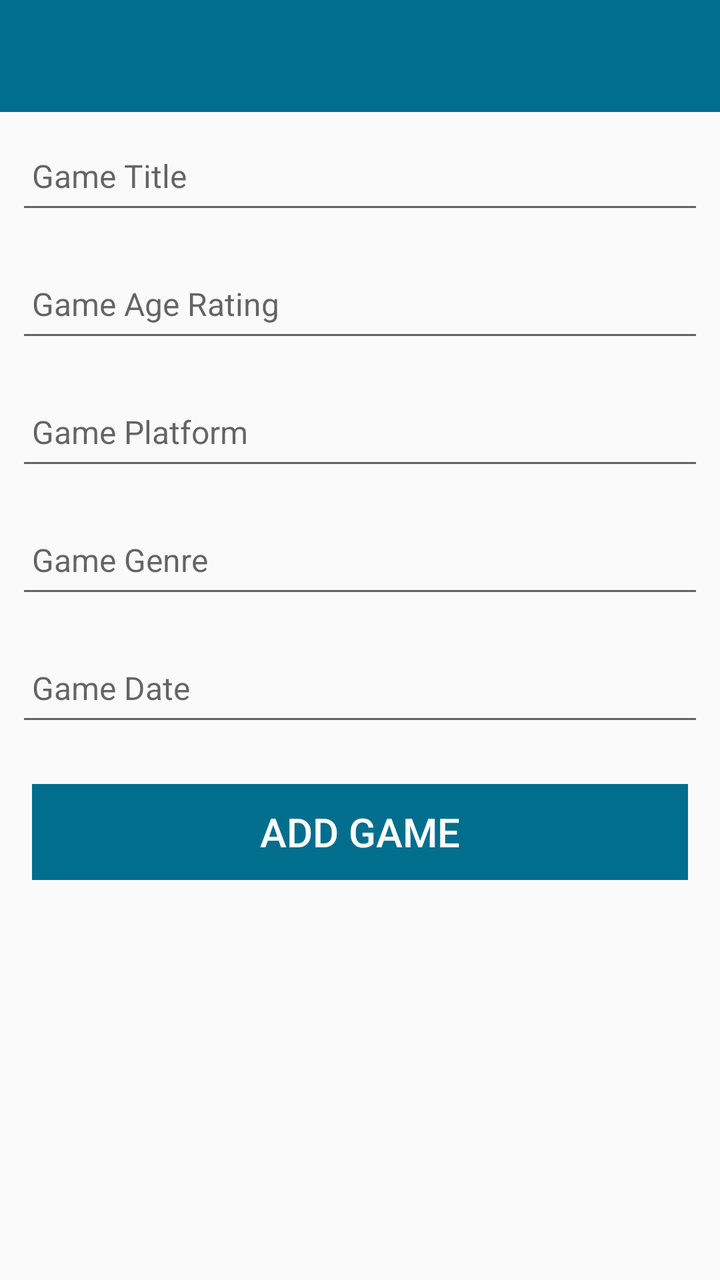
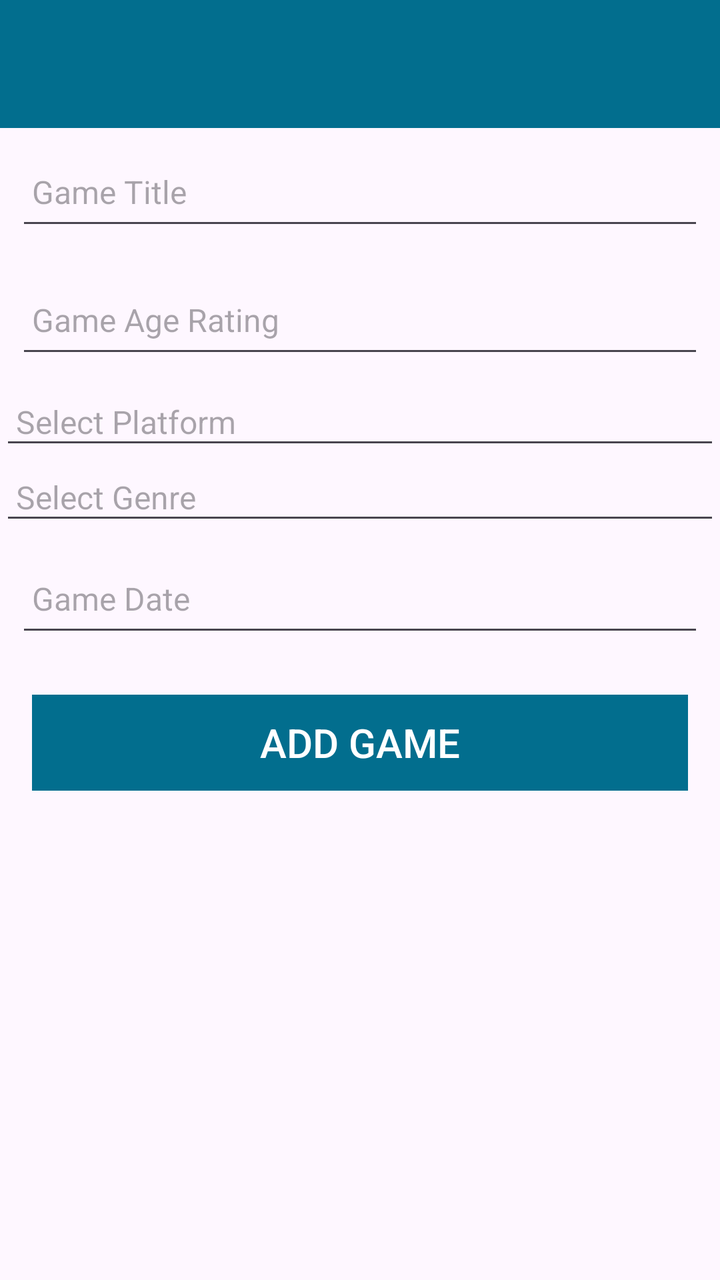

Screens rendered from an Android XML layout before and after an edit, with the pre-edit source and the edit as a unified diff.
<!-- AndroidManifest.xml: application theme Theme.AppCompat.DayNight -->
<!-- res/layout/activity_game.xml -->
<?xml version="1.0" encoding="utf-8"?>
<androidx.constraintlayout.widget.ConstraintLayout
    xmlns:android="http://schemas.android.com/apk/res/android"
    xmlns:app="http://schemas.android.com/apk/res-auto"
    xmlns:tools="http://schemas.android.com/tools"
    android:layout_width="match_parent"
    android:layout_height="match_parent"
    tools:context=".activities.GameActivity">

    <RelativeLayout
        android:layout_width="match_parent"
        android:layout_height="wrap_content"
        app:layout_constraintBottom_toBottomOf="parent"
        app:layout_constraintTop_toTopOf="parent">

        <com.google.android.material.appbar.AppBarLayout
            android:id="@+id/appBarLayout"
            android:layout_width="match_parent"
            android:layout_height="wrap_content"
            android:background="@color/colorAccent"
            android:fitsSystemWindows="true"
            app:elevation="0dip"
            app:theme="@style/ThemeOverlay.AppCompat.Dark.ActionBar">

            <androidx.appcompat.widget.Toolbar
                android:id="@+id/toolbarAdd"
                android:layout_width="match_parent"
                android:layout_height="wrap_content"
                app:titleTextColor="@color/colorPrimary" />
        </com.google.android.material.appbar.AppBarLayout>

        <ScrollView
            android:layout_width="match_parent"
            android:layout_height="match_parent"
            android:layout_below="@id/appBarLayout"
            android:fillViewport="true">

            <LinearLayout
                android:layout_width="match_parent"
                android:layout_height="wrap_content"
                android:orientation="vertical">

                <EditText
                    android:id="@+id/gameTitle"
                    android:layout_width="match_parent"
                    android:layout_height="48dp"
                    android:layout_margin="8dp"
                    android:autofillHints="hint"
                    android:hint="@string/hint_gameTitle"
                    android:inputType="text"
                    android:maxLength="25"
                    android:maxLines="1"
                    android:padding="8dp"
                    android:textColor="@color/colorPrimaryDark"
                    android:textSize="16sp" />

                
                <EditText
                    android:id="@+id/gameAgeRating"
                    android:layout_width="match_parent"
                    android:layout_height="48dp"
                    android:layout_margin="8dp"
                    android:autofillHints="hint"
                    android:hint="@string/hint_gameAgeRating"
                    android:inputType="text"
                    android:maxLength="25"
                    android:maxLines="1"
                    android:padding="8dp"
                    android:textColor="@color/colorPrimaryDark"
                    android:textSize="16sp" />

                
                <EditText
                    android:id="@+id/gamePlatform"
                    android:layout_width="match_parent"
                    android:layout_height="48dp"
                    android:layout_margin="8dp"
                    android:autofillHints="hint"
                    android:hint="@string/hint_gamePlatform"
                    android:inputType="text"
                    android:maxLength="25"
                    android:maxLines="1"
                    android:padding="8dp"
                    android:textColor="@color/colorPrimaryDark"
                    android:textSize="16sp" />

                
                <EditText
                    android:id="@+id/gameGenre"
                    android:layout_width="match_parent"
                    android:layout_height="48dp"
                    android:layout_margin="8dp"
                    android:autofillHints="hint"
                    android:hint="@string/hint_gameGenre"
                    android:inputType="text"
                    android:maxLength="25"
                    android:maxLines="1"
                    android:padding="8dp"
                    android:textColor="@color/colorPrimaryDark"
                    android:textSize="16sp" />

                
                <EditText
                    android:id="@+id/gameReleaseDate"
                    android:layout_width="match_parent"
                    android:layout_height="48dp"
                    android:layout_margin="8dp"
                    android:autofillHints="hint"
                    android:hint="@string/hint_gameReleaseDate"
                    android:inputType="text"
                    android:maxLength="25"
                    android:maxLines="1"
                    android:padding="8dp"
                    android:textColor="@color/colorPrimaryDark"
                    android:textSize="16sp" />

                <Button
                    android:id="@+id/btnAdd"
                    android:layout_width="match_parent"
                    android:layout_height="wrap_content"
                    android:layout_margin="16dp"
                    android:background="@color/colorAccent"
                    android:padding="8dp"
                    android:stateListAnimator="@null"
                    android:text="@string/button_addGame"
                    android:textColor="@color/colorPrimary"
                    android:textSize="20sp" />
            </LinearLayout>
        </ScrollView>

    </RelativeLayout>
</androidx.constraintlayout.widget.ConstraintLayout>
<!-- resources referenced by this layout -->
<resources>
  <color name="colorAccent">#026E8E</color>
  <color name="colorPrimary">#FFFFFF</color>
  <color name="colorPrimaryDark">#000000</color>
  <string name="button_addGame">Add Game</string>
  <string name="hint_gameAgeRating">Game Age Rating</string>
  <string name="hint_gameGenre">Game Genre</string>
  <string name="hint_gamePlatform">Game Platform</string>
  <string name="hint_gameReleaseDate">Game Date</string>
  <string name="hint_gameTitle">Game Title</string>
</resources>

<!-- the commit's change to res/layout/activity_game.xml (unified diff, before → after) -->
@@ -19,8 +19,7 @@
             android:layout_height="wrap_content"
             android:background="@color/colorAccent"
             android:fitsSystemWindows="true"
-            app:elevation="0dip"
-            app:theme="@style/ThemeOverlay.AppCompat.Dark.ActionBar">
+            app:elevation="0dip">
 
             <androidx.appcompat.widget.Toolbar
                 android:id="@+id/toolbarAdd"
@@ -73,11 +72,11 @@
                 <EditText
                     android:id="@+id/gamePlatform"
                     android:layout_width="match_parent"
-                    android:layout_height="48dp"
-                    android:layout_margin="8dp"
-                    android:autofillHints="hint"
-                    android:hint="@string/hint_gamePlatform"
-                    android:inputType="text"
+                    android:layout_height="wrap_content"
+                    android:hint="Select Platform"
+                    android:focusable="false"
+                    android:clickable="true"
+                    android:inputType="none"
                     android:maxLength="25"
                     android:maxLines="1"
                     android:padding="8dp"
@@ -88,16 +87,17 @@
                 <EditText
                     android:id="@+id/gameGenre"
                     android:layout_width="match_parent"
-                    android:layout_height="48dp"
-                    android:layout_margin="8dp"
-                    android:autofillHints="hint"
-                    android:hint="@string/hint_gameGenre"
-                    android:inputType="text"
+                    android:layout_height="wrap_content"
+                    android:hint="Select Genre"
+                    android:focusable="false"
+                    android:clickable="true"
+                    android:inputType="none"
                     android:maxLength="25"
                     android:maxLines="1"
                     android:padding="8dp"
                     android:textColor="@color/colorPrimaryDark"
                     android:textSize="16sp" />
+
 
                 
                 <EditText
@@ -107,9 +107,9 @@
                     android:layout_margin="8dp"
                     android:autofillHints="hint"
                     android:hint="@string/hint_gameReleaseDate"
-                    android:inputType="text"
-                    android:maxLength="25"
-                    android:maxLines="1"
+                    android:focusable="false"
+                    android:clickable="true"
+                    android:inputType="none"
                     android:padding="8dp"
                     android:textColor="@color/colorPrimaryDark"
                     android:textSize="16sp" />
<!-- resource entries referenced after the edit -->
@@ -5,9 +5,20 @@
   <color name="colorPrimaryDark">#000000</color>
   <string name="button_addGame">Add Game</string>
   <string name="hint_gameAgeRating">Game Age Rating</string>
-  <string name="hint_gameGenre">Game Genre</string>
-  <string name="hint_gamePlatform">Game Platform</string>
   <string name="hint_gameReleaseDate">Game Date</string>
   <string name="hint_gameTitle">Game Title</string>
+  <style name="Theme.MobileAppDevelopmentCA" parent="Base.Theme.MobileAppDevelopmentCA" />
+  <style name="Base.Theme.MobileAppDevelopmentCA" parent="Theme.Material3.DayNight.NoActionBar">
+          
+          <item name="colorPrimary">@color/colorAccent</item>
+          <item name="colorPrimaryVariant">@color/colorPrimaryDark</item>
+          <item name="colorOnPrimary">@color/white</item>
+          
+          <item name="colorOnSecondary">@color/black</item>
+          
+          <item name="android:statusBarColor">?attr/colorPrimaryVariant</item>
+      </style>
+  <color name="white">#FFFFFFFF</color>
+  <color name="black">#FF000000</color>
 </resources>
 
